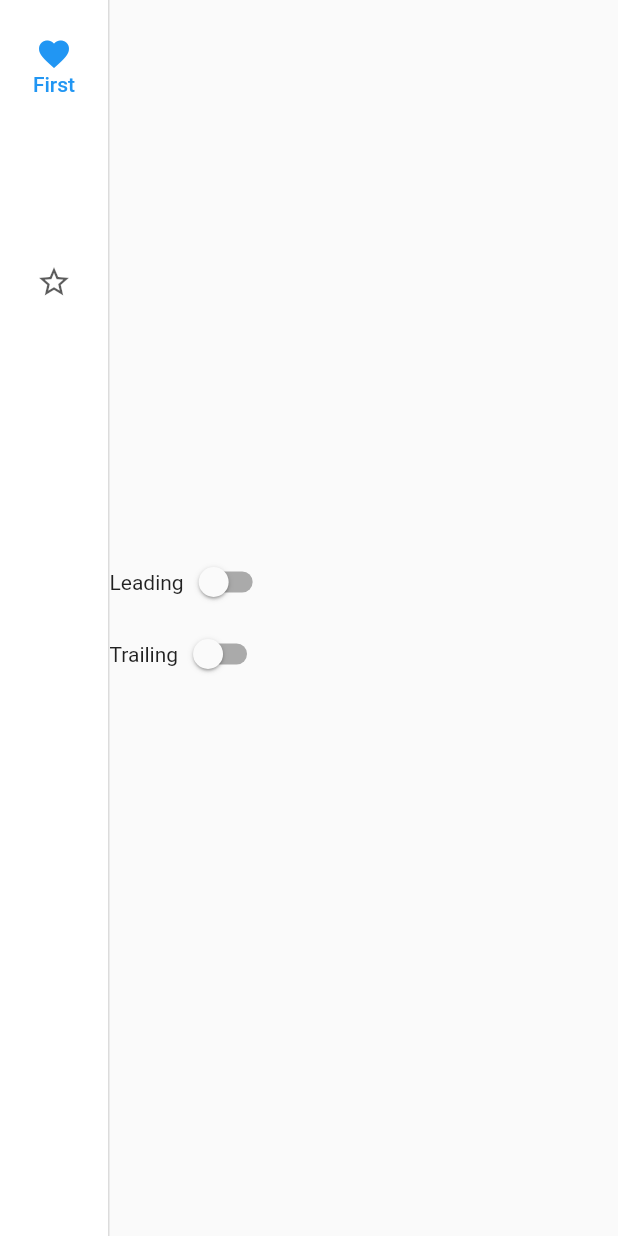
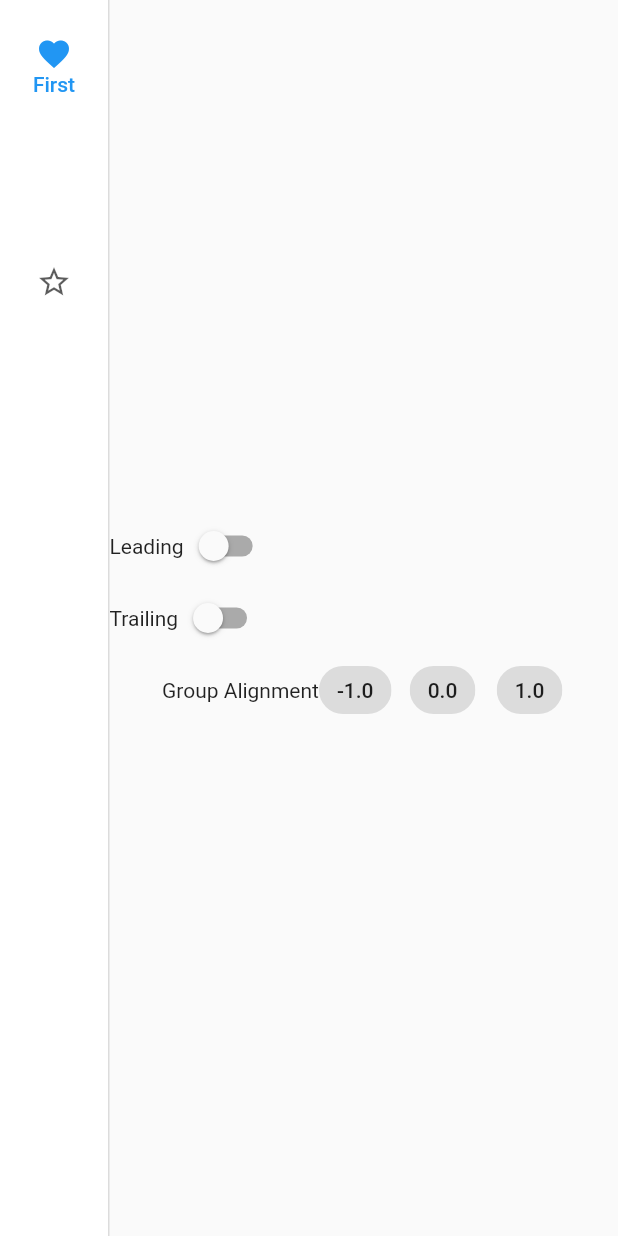
Before and after one commit to timilehinjegede/flutter-material-widgets, a Flutter app: the screen it shows after launch, on a phone screen of 412 x 824 dp. Run offline on Flutter 3.47's test engine with Material 2 defaults, Android fonts, the phone set to English and light mode, and no system bars.

Commit message:
Added the group alignment choice chips

```diff
--- a/lib/home.dart
+++ b/lib/home.dart
@@ -87,7 +87,45 @@ class _HomeScreenState extends State<HomeScreen> {
                       ),
                     ],
                   ),
-
+                  Wrap(
+                    crossAxisAlignment: WrapCrossAlignment.center,
+                    children: <Widget>[
+                      Text('Group Alignment'),
+                      ChoiceChip(
+                        label: Text('-1.0'),
+                        selected: indexSelected == 0,
+                        onSelected: (value) {
+                          setState(() {
+                            indexSelected = value ? 0 : -1;
+                          });
+                        },
+                      ),
+                      SizedBox(
+                        width: 10,
+                      ),
+                      ChoiceChip(
+                        label: Text('0.0'),
+                        selected: indexSelected == 1,
+                        onSelected: (value) {
+                          setState(() {
+                            indexSelected = value ? 1 : -1;
+                          });
+                        },
+                      ),
+                      SizedBox(
+                        width: 10,
+                      ),
+                      ChoiceChip(
+                        label: Text('1.0'),
+                        selected: indexSelected == 2,
+                        onSelected: (value) {
+                          setState(() {
+                            indexSelected = value ? 2 : -1;
+                          });
+                        },
+                      ),
+                    ],
+                  )
                 ]),
           ),
         ],
```
